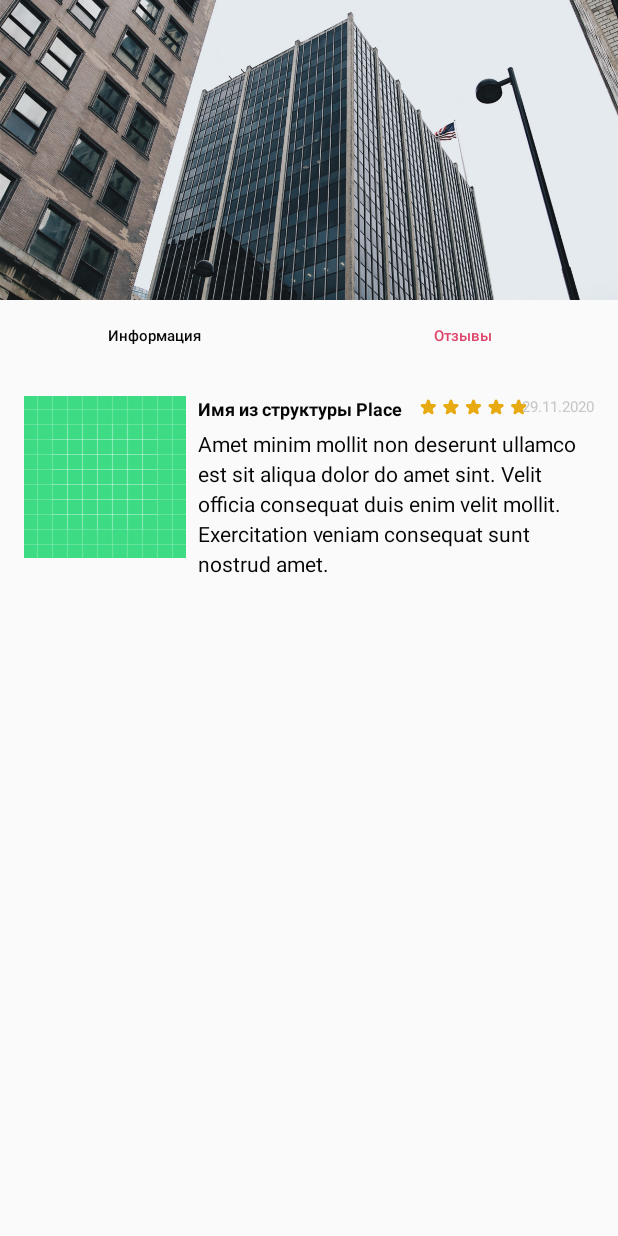
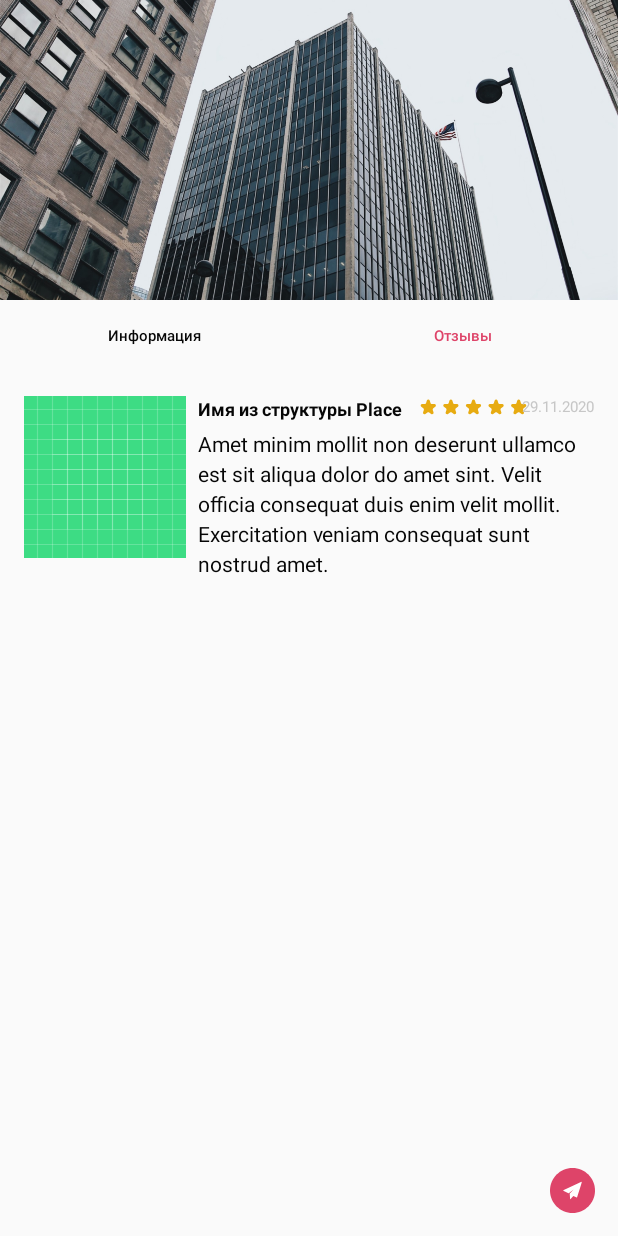
Before and after one commit to s-SoMka-s/Citylogia, an Android app: the place_reviews screen opened through its navigation route, on a phone screen of 412 x 824 dp. Run offline under Robolectric (Android 15) with nearby library versions, the light colour scheme and no system bars; our stand-ins replace Picasso; pictures from the network do not load.

```diff
--- a/Android/app/src/main/java/com/solution/citylogia/models/Place.kt
+++ b/Android/app/src/main/java/com/solution/citylogia/models/Place.kt
@@ -5,6 +5,7 @@ data class Place(
         val mark: Long = 0,
         val name: String = "Имя из структуры Place",
         val description: String? = null,
+        val short_description: String? = null,
         val type: PlaceType = PlaceType(),
         val address: PlaceAddress = PlaceAddress(),
         val photos: BaseCollectionClass<Photo> = BaseCollectionClass(),
--- a/Android/app/src/main/java/com/solution/citylogia/place_reviews.java
+++ b/Android/app/src/main/java/com/solution/citylogia/place_reviews.java
@@ -73,6 +73,16 @@ public class place_reviews extends Fragment {
                              Bundle savedInstanceState) {
         View view = inflater.inflate(R.layout.fragment_place_reviews, container, false);
 
+        ImageView open_review_v3_1 = view.findViewById(R.id.openReview);
+
+        open_review_v3_1.setOnClickListener(new View.OnClickListener() {
+            @Override
+            public void onClick(View v) {
+                openDialog();
+            }
+        });
+
+
         TextView name_v3_1_replace = view.findViewById(R.id.name_v3_1);
         TextView comment_v3_1_replace = view.findViewById(R.id.comment_v3_1);
         TextView date_v3_1_replace = view.findViewById(R.id.date_v3_1);
@@ -114,4 +124,9 @@ public class place_reviews extends Fragment {
             }
         });
     }
+
+    public void openDialog() {
+        ExampleDialog exampleDialog = new ExampleDialog();
+        exampleDialog.show(getChildFragmentManager(), "text");
+    }
 }
--- /dev/null
+++ b/Android/app/src/main/res/drawable/send_review.xml
@@ -0,0 +1,17 @@
+<vector xmlns:android="http://schemas.android.com/apk/res/android"
+    android:width="24dp"
+    android:height="24dp"
+    android:viewportWidth="24"
+    android:viewportHeight="24">
+  <path
+      android:pathData="M12,24C18.6274,24 24,18.6274 24,12C24,5.3726 18.6274,0 12,0C5.3726,0 0,5.3726 0,12C0,18.6274 5.3726,24 12,24Z"
+      android:fillColor="#DE4469"
+      android:fillType="evenOdd"/>
+  <group>
+    <clip-path
+        android:pathData="M7,7h10v10h-10z"/>
+    <path
+        android:pathData="M16.9491,7.4097C16.9046,7.3706 16.8412,7.3615 16.7875,7.3865L7.0865,11.8938C7.0343,11.9181 7.0006,11.9702 7,12.0278C6.9994,12.0854 7.0319,12.1382 7.0836,12.1636L9.829,13.5109C9.8793,13.5356 9.9394,13.53 9.9843,13.4964L12.6536,11.5014L10.5581,13.6569C10.5282,13.6876 10.513,13.7297 10.5163,13.7725L10.7249,16.4897C10.7295,16.5499 10.7699,16.6013 10.8273,16.6202C10.8426,16.6252 10.8584,16.6277 10.8739,16.6277C10.9167,16.6277 10.9582,16.6094 10.9871,16.5759L12.4443,14.8873L14.2456,15.748C14.2847,15.7667 14.33,15.7675 14.3697,15.7502C14.4095,15.7329 14.4397,15.6992 14.4527,15.6579L16.9931,7.5668C17.0109,7.5103 16.9936,7.4487 16.9491,7.4097Z"
+        android:fillColor="#ffffff"/>
+  </group>
+</vector>
--- a/Android/app/src/main/res/layout/activity_permissions.xml
+++ b/Android/app/src/main/res/layout/activity_permissions.xml
@@ -28,7 +28,7 @@
 
             android:text="Добро пожаловать"
             android:textColor="#ffff"
-            android:textSize="32dp"
+            android:textSize="32sp"
             android:textStyle="bold" />
 
         <TextView
@@ -38,7 +38,7 @@
             android:fontFamily="sans-serif-light"
             android:text="Citylogia необходим доступ к местоположению устройства для корреткной работы"
             android:textColor="#ffff"
-            android:textSize="18dp"
+            android:textSize="18sp"
             android:textStyle="normal" />
 
     </LinearLayout>
@@ -53,7 +53,7 @@
         android:background="@drawable/custom_button"
         android:fontFamily="sans-serif-light"
         android:text="Предоставить разрешение"
-        android:textSize="18dp"
+        android:textSize="18sp"
         android:textAppearance="@style/TextAppearance.AppCompat.Body1"
         android:textColor="#ffff" />
 
--- a/Android/app/src/main/res/layout/fragment_place_reviews.xml
+++ b/Android/app/src/main/res/layout/fragment_place_reviews.xml
@@ -129,6 +129,24 @@
                 app:layout_constraintTop_toBottomOf="@+id/name_v3_1" />
         </androidx.constraintlayout.widget.ConstraintLayout>
 
+        <androidx.constraintlayout.widget.ConstraintLayout
+            android:layout_width="match_parent"
+            android:layout_height="match_parent">
+
+            <ImageView
+                android:id="@+id/openReview"
+                android:layout_width="30dp"
+                android:layout_height="30dp"
+                android:layout_gravity="bottom"
+                android:layout_marginEnd="15dp"
+                android:layout_marginBottom="15dp"
+                android:src="@drawable/send_review"
+                app:layout_constraintBottom_toBottomOf="parent"
+                app:layout_constraintEnd_toEndOf="parent"
+                android:clickable="true"/>
+
+        </androidx.constraintlayout.widget.ConstraintLayout>
+
     </LinearLayout>
 
 </FrameLayout>
```
Also changed, not shown: Android/app/src/main/java/com/solution/citylogia/ExampleDialog.java (added, +57 -0 lines), Android/app/src/main/res/drawable/border_nav.xml (added, +15 -0 lines), Android/app/src/main/res/drawable/border_nav2.xml (added, +17 -0 lines), Android/app/src/main/res/drawable/user__2_.xml (added, +16 -0 lines), Android/app/src/main/res/layout/activity_maps.xml (+47 -4 lines), Android/app/src/main/res/layout/fragment_place_info.xml (+60 -13 lines), Android/app/src/main/res/layout/fragment_place_inside.xml (+5 -2 lines), Android/app/src/main/res/layout/pop_up_review.xml (added, +40 -0 lines).
